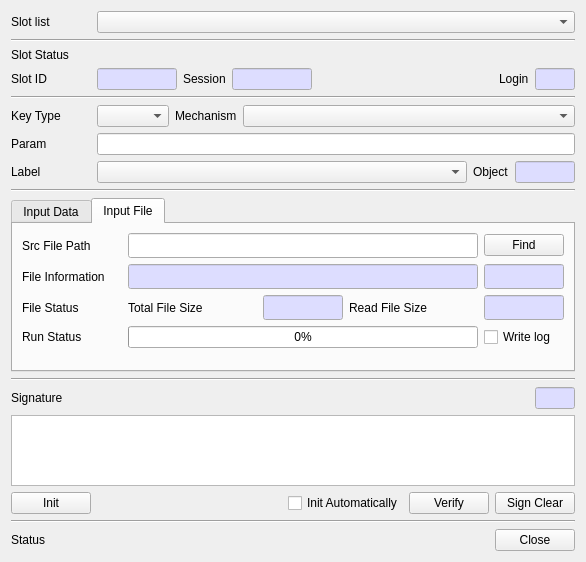
Qt form CryptokiMan/verify_dlg.ui (jykim74/CryptokiMan) before a commit.
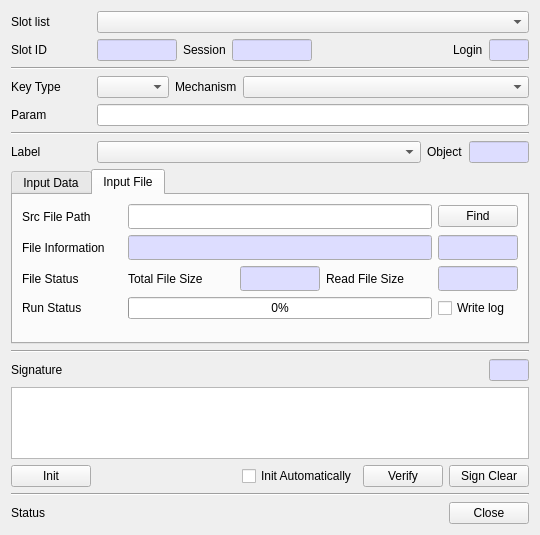
The same form after that commit.

Patch:
```diff
--- a/CryptokiMan/verify_dlg.ui
+++ b/CryptokiMan/verify_dlg.ui
@@ -6,8 +6,8 @@
    <rect>
     <x>0</x>
     <y>0</y>
-    <width>586</width>
-    <height>562</height>
+    <width>540</width>
+    <height>535</height>
    </rect>
   </property>
   <property name="windowTitle">
@@ -44,20 +44,6 @@
      </item>
     </layout>
    </item>
-   <item>
-    <widget class="Line" name="line">
-     <property name="orientation">
-      <enum>Qt::Horizontal</enum>
-     </property>
-    </widget>
-   </item>
-   <item>
-    <widget class="QLabel" name="label_12">
-     <property name="text">
-      <string>Slot Status</string>
-     </property>
-    </widget>
-   </item>
    <item>
     <layout class="QHBoxLayout" name="horizontalLayout_2">
      <property name="bottomMargin">
@@ -344,6 +330,13 @@
      </item>
     </layout>
    </item>
+   <item>
+    <widget class="Line" name="line_3">
+     <property name="orientation">
+      <enum>Qt::Horizontal</enum>
+     </property>
+    </widget>
+   </item>
    <item>
     <layout class="QGridLayout" name="gridLayout_3">
      <property name="topMargin">
@@ -431,13 +424,6 @@
      </item>
     </layout>
    </item>
-   <item>
-    <widget class="Line" name="line_3">
-     <property name="orientation">
-      <enum>Qt::Horizontal</enum>
-     </property>
-    </widget>
-   </item>
    <item>
     <widget class="QTabWidget" name="mInputTab">
      <property name="currentIndex">
```
